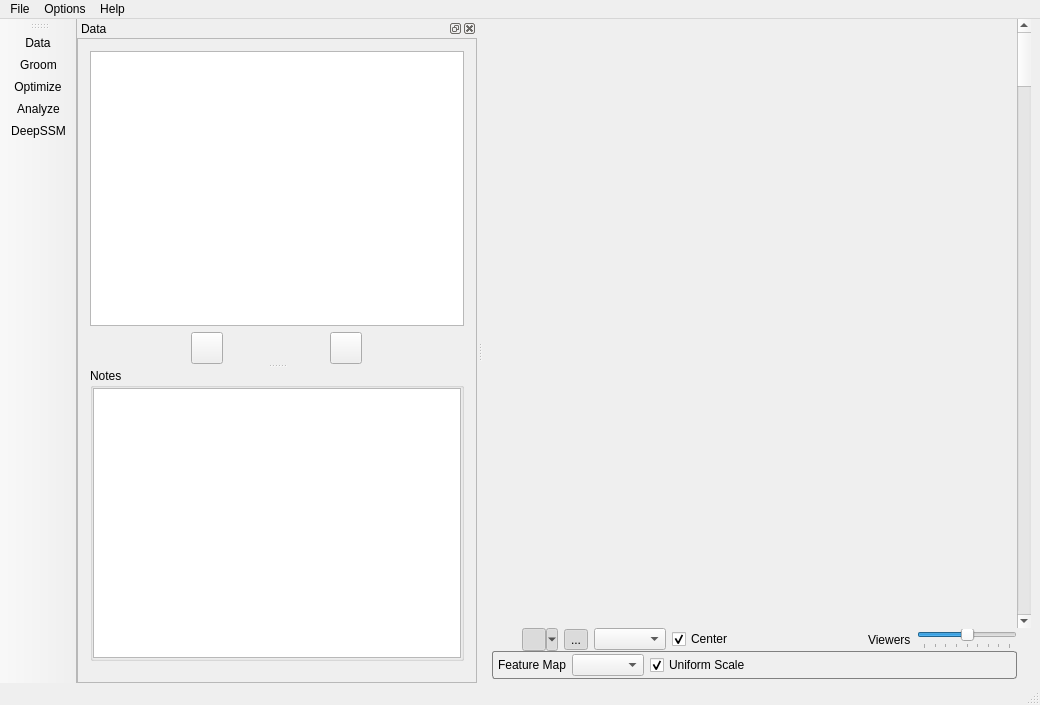
Qt form Studio/src/Interface/ShapeWorksStudioApp.ui (SCIInstitute/ShapeWorks) before a commit.
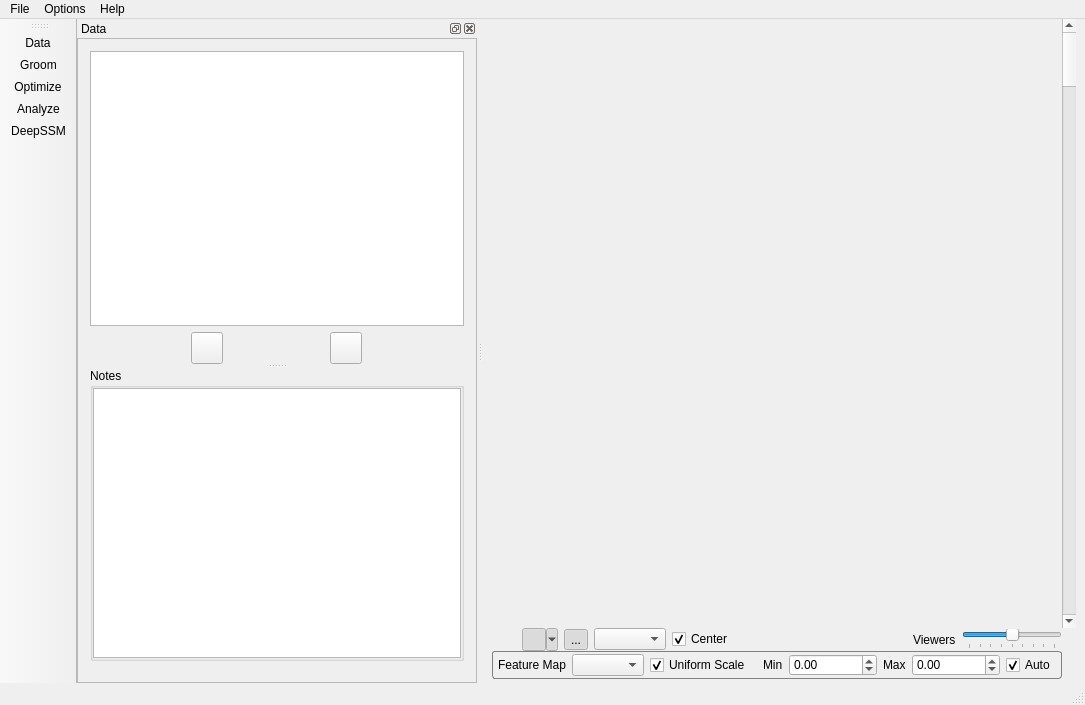
The same form after that commit. Icons and pictures are not drawn. Custom widgets are drawn as their Qt base class.

Commit message: Add support for manual feature scalar range (issue #1359)

Diff of the .ui file:
```diff
--- a/Studio/src/Interface/ShapeWorksStudioApp.ui
+++ b/Studio/src/Interface/ShapeWorksStudioApp.ui
@@ -6,7 +6,7 @@
    <rect>
     <x>0</x>
     <y>0</y>
-    <width>1040</width>
+    <width>1062</width>
     <height>705</height>
    </rect>
   </property>
@@ -270,6 +270,46 @@
        <property name="bottomMargin">
         <number>3</number>
        </property>
+       <item row="0" column="2">
+        <widget class="QCheckBox" name="feature_uniform_scale">
+         <property name="toolTip">
+          <string>Apply a uniform scale for all viewers</string>
+         </property>
+         <property name="text">
+          <string>Uniform Scale</string>
+         </property>
+         <property name="checked">
+          <bool>true</bool>
+         </property>
+        </widget>
+       </item>
+       <item row="0" column="6">
+        <widget class="QLabel" name="label_4">
+         <property name="text">
+          <string>Max</string>
+         </property>
+        </widget>
+       </item>
+       <item row="0" column="7">
+        <widget class="QDoubleSpinBox" name="feature_max">
+         <property name="toolTip">
+          <string>Maximum scalar range</string>
+         </property>
+         <property name="minimum">
+          <double>-9999999.000000000000000</double>
+         </property>
+         <property name="maximum">
+          <double>9999999.000000000000000</double>
+         </property>
+        </widget>
+       </item>
+       <item row="0" column="0">
+        <widget class="QLabel" name="label_2">
+         <property name="text">
+          <string>Feature Map</string>
+         </property>
+        </widget>
+       </item>
        <item row="0" column="1">
         <widget class="QComboBox" name="features">
          <property name="toolTip">
@@ -280,14 +320,7 @@
          </property>
         </widget>
        </item>
-       <item row="0" column="0">
-        <widget class="QLabel" name="label_2">
-         <property name="text">
-          <string>Feature Map</string>
-         </property>
-        </widget>
-       </item>
-       <item row="0" column="3">
+       <item row="0" column="9">
         <spacer name="horizontalSpacer_2">
          <property name="orientation">
           <enum>Qt::Horizontal</enum>
@@ -300,13 +333,40 @@
          </property>
         </spacer>
        </item>
-       <item row="0" column="2">
-        <widget class="QCheckBox" name="feature_uniform_scale">
+       <item row="0" column="5">
+        <widget class="QDoubleSpinBox" name="feature_min">
          <property name="toolTip">
           <string>Uniform scale for feature map</string>
          </property>
+         <property name="minimum">
+          <double>-9999999.000000000000000</double>
+         </property>
+         <property name="maximum">
+          <double>9999999.000000000000000</double>
+         </property>
+        </widget>
+       </item>
+       <item row="0" column="3">
+        <widget class="Line" name="line">
+         <property name="orientation">
+          <enum>Qt::Horizontal</enum>
+         </property>
+        </widget>
+       </item>
+       <item row="0" column="4">
+        <widget class="QLabel" name="label_3">
          <property name="text">
-          <string>Uniform Scale</string>
+          <string>Min</string>
+         </property>
+        </widget>
+       </item>
+       <item row="0" column="8">
+        <widget class="QCheckBox" name="feature_auto_scale">
+         <property name="toolTip">
+          <string>Automatic scale range</string>
+         </property>
+         <property name="text">
+          <string>Auto</string>
          </property>
          <property name="checked">
           <bool>true</bool>
@@ -323,7 +383,7 @@
     <rect>
      <x>0</x>
      <y>0</y>
-     <width>1040</width>
+     <width>1062</width>
      <height>22</height>
     </rect>
    </property>
```
Left out of the diff: 2 changed lines with no effect on the pictures. The commit also changes 6 other files.
